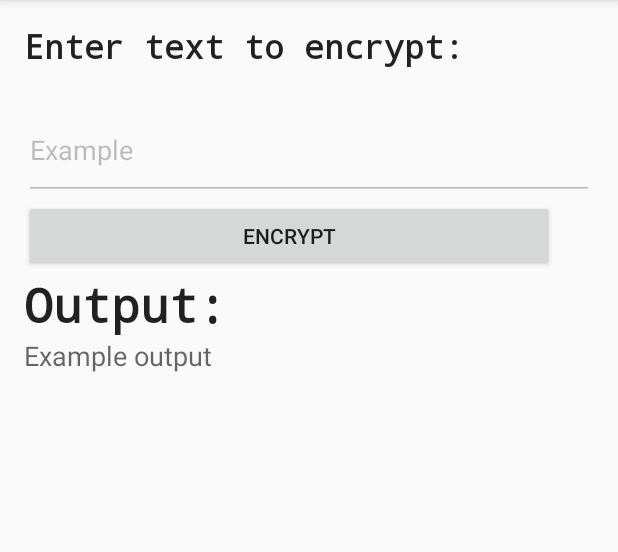
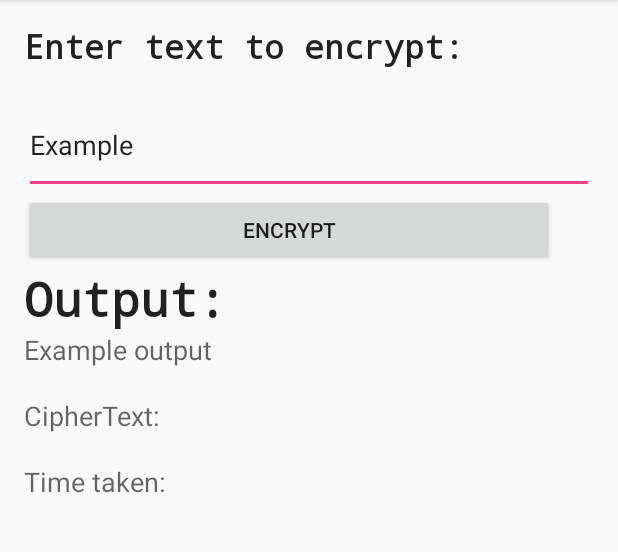
Before and after one commit to adamsm581/termproject, an Android app: the screen it shows after launch (EncryptActivity), on a phone screen of 412 x 824 dp, the part 84-636 px from its top. Run offline under Robolectric (Android 15) with nearby library versions, the phone set to English and light mode, and no system bars.

Commit message:
Added a lot of functionality to android app

```diff
--- a/TermProject/app/src/main/res/layout/activity_encrypt.xml
+++ b/TermProject/app/src/main/res/layout/activity_encrypt.xml
@@ -26,15 +26,17 @@
         android:layout_height="wrap_content"
         android:id="@+id/editText"
         android:layout_weight="0.04"
-        android:editable="false"
-        android:enabled="false"
-        android:text="Example" />
+        android:editable="true"
+        android:enabled="true"
+        android:text="Example"
+        android:clickable="false" />
 
     <Button
         android:layout_width="353dp"
         android:layout_height="wrap_content"
         android:text="Encrypt"
-        android:id="@+id/button" />
+        android:id="@+id/button"
+        android:onClick="buttonOnClick" />
 
     <TextView
         android:layout_width="184dp"
@@ -56,4 +58,20 @@
         android:id="@+id/textView3"
         android:layout_weight="0.04" />
 
+    <TextView
+        android:layout_width="353dp"
+        android:layout_height="wrap_content"
+        android:textAppearance="?android:attr/textAppearanceMedium"
+        android:text="CipherText: "
+        android:id="@+id/textView4"
+        android:layout_weight="0.04" />
+
+    <TextView
+        android:layout_width="357dp"
+        android:layout_height="wrap_content"
+        android:textAppearance="?android:attr/textAppearanceMedium"
+        android:text="Time taken:"
+        android:id="@+id/textView5"
+        android:layout_weight="0.04" />
+
 </LinearLayout>
```
Also changed, not shown: TermProject/app/src/main/java/group/termproject/AdvancedEncryptionStandard.java (added, +47 -0 lines), TermProject/app/src/main/java/group/termproject/EncryptActivity.java (+35 -0 lines), 15 other files.
